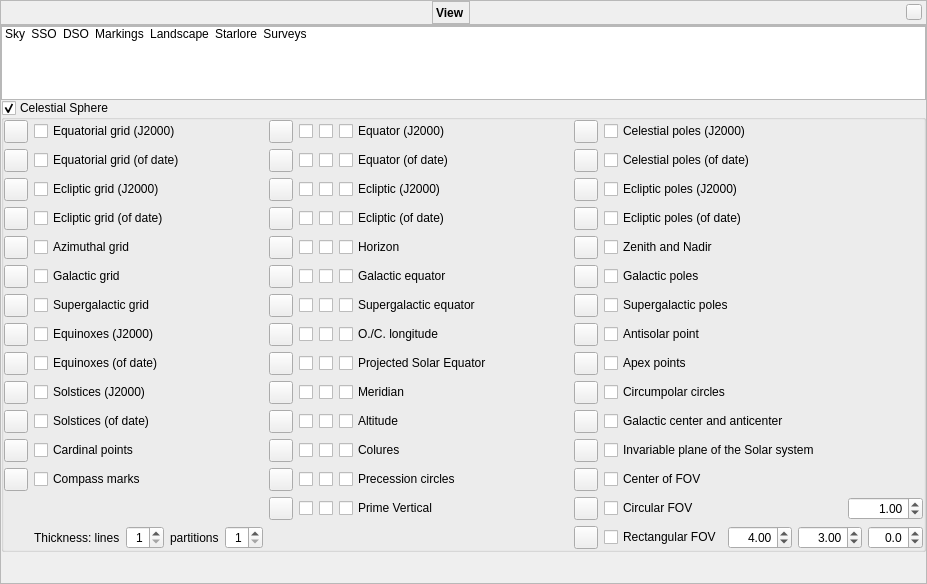
The window that src/gui/viewDialog.ui (Stellarium/stellarium) describes before a commit, drawn with Qt 5.
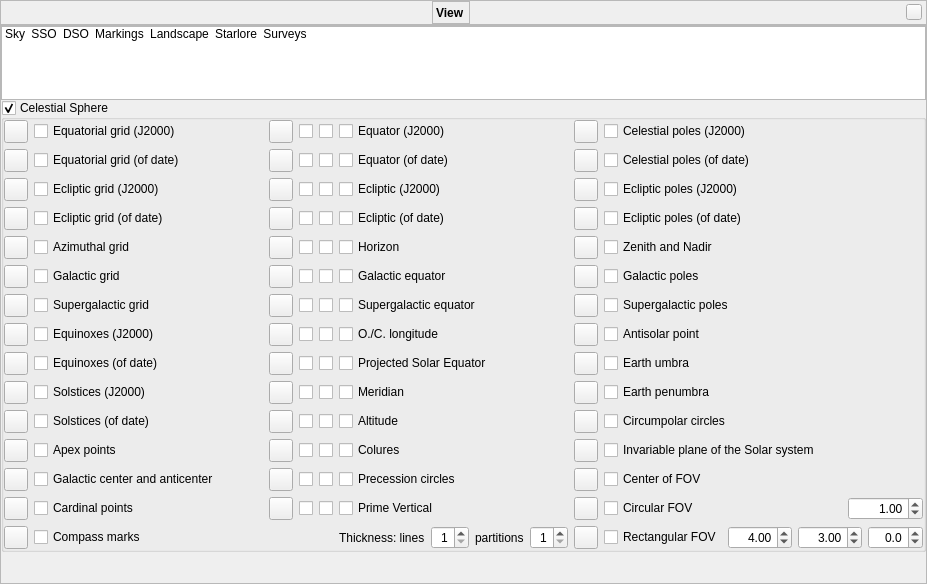
The same window after the commit. The open tabs and pages were chosen to show the change. Icons and pictures are not drawn. Custom widgets are drawn as their Qt base class.

Commit message: First attempt for earth shadow circles at lunar distance (going for #430) - this solution is only valid for geocentric observer!

Patch:
```diff
--- a/src/gui/viewDialog.ui
+++ b/src/gui/viewDialog.ui
@@ -2774,13 +2774,6 @@
                  </property>
                 </widget>
                </item>
-               <item row="12" column="1">
-                <widget class="QCheckBox" name="showCompassMarksCheckBox">
-                 <property name="text">
-                  <string>Compass marks</string>
-                 </property>
-                </widget>
-               </item>
                <item row="9" column="0">
                 <widget class="QToolButton" name="colorSolsticeJ2000Points">
                  <property name="toolTip">
@@ -2948,16 +2941,6 @@
                  </property>
                 </widget>
                </item>
-               <item row="11" column="1">
-                <widget class="QCheckBox" name="showCardinalPointsCheckBox">
-                 <property name="toolTip">
-                  <string>Labels for the Cardinal and Ordinal directions.</string>
-                 </property>
-                 <property name="text">
-                  <string>Cardinal points</string>
-                 </property>
-                </widget>
-               </item>
                <item row="7" column="0">
                 <widget class="QToolButton" name="colorEquinoxJ2000Points">
                  <property name="toolTip">
@@ -2998,16 +2981,6 @@
                  </property>
                 </widget>
                </item>
-               <item row="8" column="6">
-                <widget class="QToolButton" name="colorApexPoints">
-                 <property name="toolTip">
-                  <string>Color of Apex and Antapex points</string>
-                 </property>
-                 <property name="text">
-                  <string notr="true"/>
-                 </property>
-                </widget>
-               </item>
                <item row="7" column="6">
                 <widget class="QToolButton" name="colorAntisolarPoint">
                  <property name="toolTip">
@@ -3052,16 +3025,6 @@
                  </property>
                 </widget>
                </item>
-               <item row="9" column="6">
-                <widget class="QToolButton" name="colorCircumpolarCircles">
-                 <property name="toolTip">
-                  <string>Color of circumpolar circles</string>
-                 </property>
-                 <property name="text">
-                  <string notr="true"/>
-                 </property>
-                </widget>
-               </item>
                <item row="9" column="4">
                 <widget class="QCheckBox" name="meridianPartsCheckBox">
                  <property name="toolTip">
@@ -3112,16 +3075,6 @@
                  </property>
                 </widget>
                </item>
-               <item row="9" column="8">
-                <widget class="QCheckBox" name="showCircumpolarCirclesCheckBox">
-                 <property name="toolTip">
-                  <string>These circles delimit stars which stay always above (respectively below) the mathematical horizon.</string>
-                 </property>
-                 <property name="text">
-                  <string>Circumpolar circles</string>
-                 </property>
-                </widget>
-               </item>
                <item row="1" column="3">
                 <widget class="QCheckBox" name="showEquatorLineCheckBox">
                  <property name="toolTip">
@@ -3232,13 +3185,6 @@
                  </property>
                 </widget>
                </item>
-               <item row="10" column="8">
-                <widget class="QCheckBox" name="showGalacticCenterCheckBox">
-                 <property name="text">
-                  <string>Galactic center and anticenter</string>
-                 </property>
-                </widget>
-               </item>
                <item row="11" column="3">
                 <widget class="QCheckBox" name="showColuresLineCheckBox">
                  <property name="toolTip">
@@ -3319,13 +3265,6 @@
                  </property>
                 </widget>
                </item>
-               <item row="10" column="6">
-                <widget class="QToolButton" name="colorGalacticCenter">
-                 <property name="toolTip">
-                  <string>Color of galactic center and anticenter</string>
-                 </property>
-                </widget>
-               </item>
                <item row="4" column="8">
                 <widget class="QCheckBox" name="showZenithNadirCheckBox">
                  <property name="text">
@@ -3496,13 +3435,6 @@
                  </property>
                 </widget>
                </item>
-               <item row="12" column="0">
-                <widget class="QToolButton" name="colorCompassMarks">
-                 <property name="toolTip">
-                  <string>Color of compass marks</string>
-                 </property>
-                </widget>
-               </item>
                <item row="9" column="5">
                 <widget class="QCheckBox" name="meridianLabelsCheckBox">
                  <property name="toolTip">
@@ -3533,16 +3465,6 @@
                  </property>
                 </widget>
                </item>
-               <item row="8" column="8">
-                <widget class="QCheckBox" name="showApexPointsCheckBox">
-                 <property name="toolTip">
-                  <string>Apex and Antapex indicate where the observer's planet is heading to or receding from, respectively.</string>
-                 </property>
-                 <property name="text">
-                  <string>Apex points</string>
-                 </property>
-                </widget>
-               </item>
                <item row="3" column="8">
                 <widget class="QCheckBox" name="showEclipticPolesCheckBox">
                  <property name="toolTip">
@@ -3716,16 +3638,6 @@
                  </property>
                 </widget>
                </item>
-               <item row="11" column="0">
-                <widget class="QToolButton" name="colorCardinalPoints">
-                 <property name="toolTip">
-                  <string>Color of cardinal points</string>
-                 </property>
-                 <property name="text">
-                  <string notr="true"/>
-                 </property>
-                </widget>
-               </item>
                <item row="14" column="8">
                 <layout class="QHBoxLayout" name="horizontalLayout_24">
                  <item>
@@ -3897,7 +3809,27 @@
                  </property>
                 </widget>
                </item>
-               <item row="14" column="1">
+               <item row="11" column="8">
+                <widget class="QCheckBox" name="showInvariablePlaneCheckBox">
+                 <property name="toolTip">
+                  <string>A plane perpendicular to the angular momentum vector of the Solar system.</string>
+                 </property>
+                 <property name="text">
+                  <string>Invariable plane of the Solar system</string>
+                 </property>
+                </widget>
+               </item>
+               <item row="11" column="6">
+                <widget class="QToolButton" name="colorInvariablePlane">
+                 <property name="toolTip">
+                  <string>Color of the invariable plane of the Solar system</string>
+                 </property>
+                 <property name="text">
+                  <string/>
+                 </property>
+                </widget>
+               </item>
+               <item row="14" column="5">
                 <layout class="QHBoxLayout" name="horizontalLayout_23">
                  <item>
                   <widget class="QLabel" name="lineThicknessLabel">
@@ -3971,20 +3903,128 @@
                  </item>
                 </layout>
                </item>
-               <item row="11" column="8">
-                <widget class="QCheckBox" name="showInvariablePlaneCheckBox">
+               <item row="14" column="1">
+                <widget class="QCheckBox" name="showCompassMarksCheckBox">
+                 <property name="text">
+                  <string>Compass marks</string>
+                 </property>
+                </widget>
+               </item>
+               <item row="14" column="0">
+                <widget class="QToolButton" name="colorCompassMarks">
                  <property name="toolTip">
                   <string>A plane perpendicular to the angular momentum vector of the Solar system.</string>
                  </property>
+                </widget>
+               </item>
+               <item row="13" column="1">
+                <widget class="QCheckBox" name="showCardinalPointsCheckBox">
+                 <property name="toolTip">
+                  <string>Labels for the Cardinal and Ordinal directions.</string>
+                 </property>
                  <property name="text">
-                  <string>Invariable plane of the Solar system</string>
+                  <string>Cardinal points</string>
                  </property>
                 </widget>
                </item>
-               <item row="11" column="6">
-                <widget class="QToolButton" name="colorInvariablePlane">
+               <item row="13" column="0">
+                <widget class="QToolButton" name="colorCardinalPoints">
                  <property name="toolTip">
-                  <string>Color of the invariable plane of the Solar system</string>
+                  <string>Color of cardinal points</string>
+                 </property>
+                 <property name="text">
+                  <string notr="true"/>
+                 </property>
+                </widget>
+               </item>
+               <item row="11" column="1">
+                <widget class="QCheckBox" name="showApexPointsCheckBox">
+                 <property name="toolTip">
+                  <string>Apex and Antapex indicate where the observer's planet is heading to or receding from, respectively.</string>
+                 </property>
+                 <property name="text">
+                  <string>Apex points</string>
+                 </property>
+                </widget>
+               </item>
+               <item row="11" column="0">
+                <widget class="QToolButton" name="colorApexPoints">
+                 <property name="toolTip">
+                  <string>Color of Apex and Antapex points</string>
+                 </property>
+                 <property name="text">
+                  <string notr="true"/>
+                 </property>
+                </widget>
+               </item>
+               <item row="12" column="1">
+                <widget class="QCheckBox" name="showGalacticCenterCheckBox">
+                 <property name="text">
+                  <string>Galactic center and anticenter</string>
+                 </property>
+                </widget>
+               </item>
+               <item row="12" column="0">
+                <widget class="QToolButton" name="colorGalacticCenter">
+                 <property name="toolTip">
+                  <string>Color of galactic center and anticenter</string>
+                 </property>
+                </widget>
+               </item>
+               <item row="10" column="6">
+                <widget class="QToolButton" name="colorCircumpolarCircles">
+                 <property name="toolTip">
+                  <string>Color of circumpolar circles</string>
+                 </property>
+                 <property name="text">
+                  <string notr="true"/>
+                 </property>
+                </widget>
+               </item>
+               <item row="10" column="8">
+                <widget class="QCheckBox" name="showCircumpolarCirclesCheckBox">
+                 <property name="toolTip">
+                  <string>These circles delimit stars which stay always above (respectively below) the mathematical horizon.</string>
+                 </property>
+                 <property name="text">
+                  <string>Circumpolar circles</string>
+                 </property>
+                </widget>
+               </item>
+               <item row="8" column="8">
+                <widget class="QCheckBox" name="showUmbraCheckBox">
+                 <property name="toolTip">
+                  <string>This circle represents the size of Earth's central, deep shadow in the distance of the Moon.</string>
+                 </property>
+                 <property name="text">
+                  <string>Earth umbra</string>
+                 </property>
+                </widget>
+               </item>
+               <item row="9" column="8">
+                <widget class="QCheckBox" name="showPenumbraCheckBox">
+                 <property name="toolTip">
+                  <string>This circle represents the outermost rim of Earth's shadow in the distance of the Moon.</string>
+                 </property>
+                 <property name="text">
+                  <string>Earth penumbra</string>
+                 </property>
+                </widget>
+               </item>
+               <item row="8" column="6">
+                <widget class="QToolButton" name="colorUmbraCircle">
+                 <property name="toolTip">
+                  <string>Color of umbra circle</string>
+                 </property>
+                 <property name="text">
+                  <string/>
+                 </property>
+                </widget>
+               </item>
+               <item row="9" column="6">
+                <widget class="QToolButton" name="colorPenumbraCircle">
+                 <property name="toolTip">
+                  <string>Color of penumbra circle</string>
                  </property>
                  <property name="text">
                   <string/>
```
Left out of the diff: 4 changed lines with no effect on the pictures. The commit also changes 4 other files.
